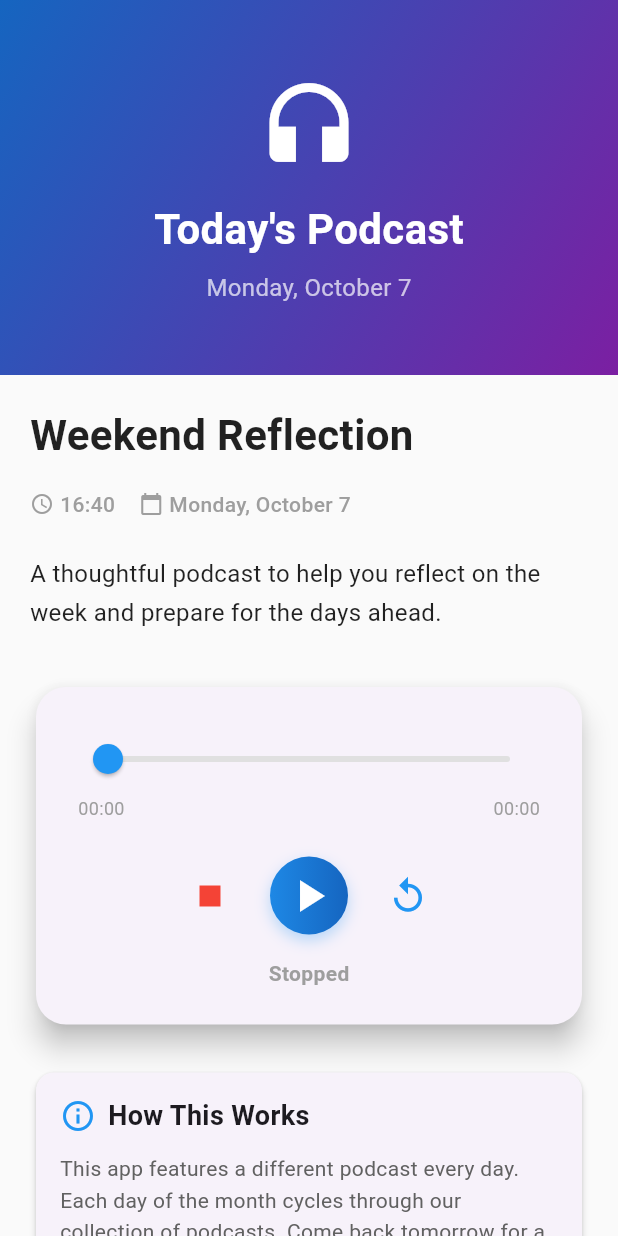
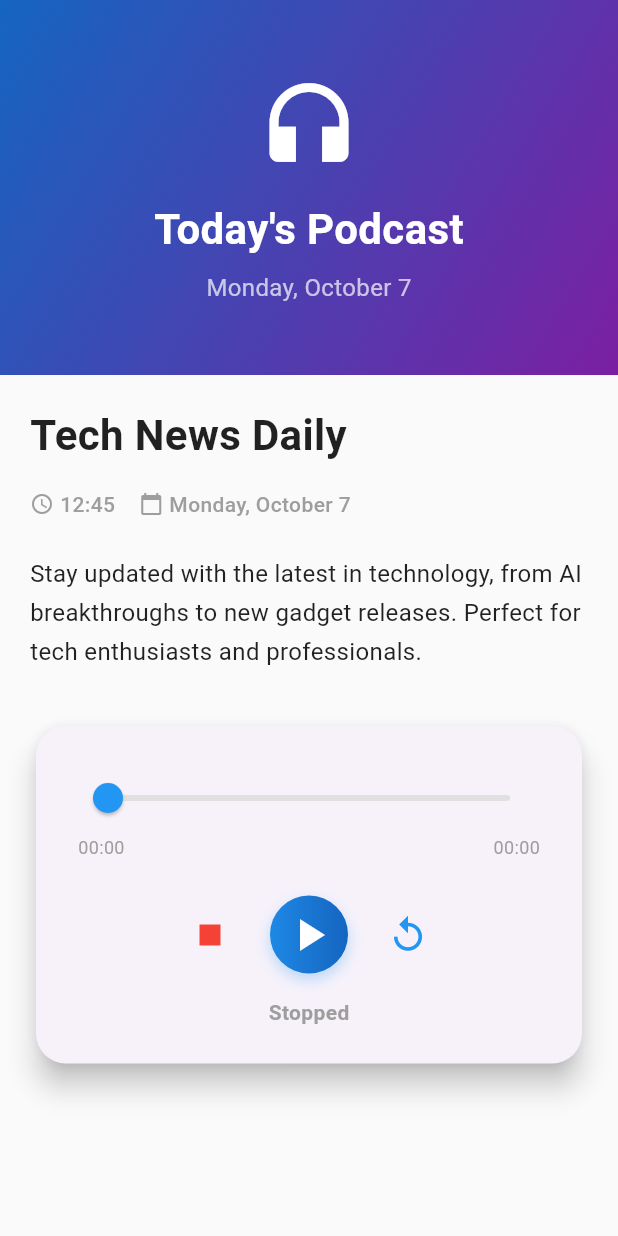
Before and after one commit to billee/podcasts_ofw, a Flutter app: the screen it shows after launch, after a tap on the "play arrow" icon, on a phone screen of 412 x 824 dp. Run offline on Flutter 3.47's test engine with Material 3 defaults, Android fonts, the phone set to English and light mode, and no system bars; our stand-ins replace audioplayers.

Commit message:
audio player is working now

```diff
--- a/lib/main.dart
+++ b/lib/main.dart
@@ -25,10 +25,11 @@ class DailyPodcastScreen extends StatefulWidget {
 }
 
 class _DailyPodcastScreenState extends State<DailyPodcastScreen> {
-  final AudioPlayer _audioPlayer = AudioPlayer();
+  AudioPlayer _audioPlayer = AudioPlayer();
   PlayerState _playerState = PlayerState.stopped;
   Duration _duration = Duration.zero;
   Duration _position = Duration.zero;
+  bool _isSeeking = false;
 
   // Podcast data - different podcast for each day
   final List<Map<String, String>> _podcasts = [
@@ -36,14 +37,15 @@ class _DailyPodcastScreenState extends State<DailyPodcastScreen> {
       'title': 'Morning Motivation',
       'description':
           'Start your day with positive energy and inspiration. This podcast will help you set the right tone for a productive day ahead with actionable tips and motivational stories.',
-      'audioPath': 'audio/morning_motivation.mp3',
+      'audioPath':
+          'audio/E1_Hindi_Lang_Padala_Ang_Mas_Malalim_na_Pagkilala_sa_OFW.m4a',
       'duration': '15:30',
     },
     {
       'title': 'Tech News Daily',
       'description':
           'Stay updated with the latest in technology, from AI breakthroughs to new gadget releases. Perfect for tech enthusiasts and professionals.',
-      'audioPath': 'audio/tech_news.mp3',
+      'audioPath': 'audio/E2_Mindfulness_Minute_Para_sa_OFW.m4a',
       'duration': '12:45',
     },
     {
@@ -57,29 +59,16 @@ class _DailyPodcastScreenState extends State<DailyPodcastScreen> {
       'title': 'Business Insights',
       'description':
           'Learn from successful entrepreneurs and business leaders. Get practical advice for growing your career or business.',
-      'audioPath': 'audio/business.mp3',
+      'audioPath': 'audio/E3_PD_442_Ang_Pundasyon_ng_OFW_Phenomenon.m4a',
       'duration': '18:20',
     },
     {
       'title': 'Health & Wellness',
       'description':
           'Evidence-based health tips and wellness strategies to help you live your best life.',
-      'audioPath': 'audio/health.mp3',
+      'audioPath':
+          'audio/E4_Ultimate_Gabay_OFW_Karapatan_sa_Kontrata,_Financial_Literacy.m4a',
       'duration': '14:50',
-    },
-    {
-      'title': 'Creative Writing',
-      'description':
-          'Spark your creativity with writing prompts and techniques from published authors.',
-      'audioPath': 'audio/writing.mp3',
-      'duration': '22:10',
-    },
-    {
-      'title': 'Weekend Reflection',
-      'description':
-          'A thoughtful podcast to help you reflect on the week and prepare for the days ahead.',
-      'audioPath': 'audio/weekend.mp3',
-      'duration': '16:40',
     },
   ];
 
@@ -98,9 +87,11 @@ class _DailyPodcastScreenState extends State<DailyPodcastScreen> {
 
   void _setupAudioPlayer() {
     _audioPlayer.onPlayerStateChanged.listen((state) {
+      if (!_isSeeking) {
         setState(() {
           _playerState = state;
         });
+      }
     });
 
     _audioPlayer.onDurationChanged.listen((duration) {
@@ -110,12 +101,15 @@ class _DailyPodcastScreenState extends State<DailyPodcastScreen> {
     });
 
     _audioPlayer.onPositionChanged.listen((position) {
+      if (!_isSeeking) {
         setState(() {
           _position = position;
         });
+      }
     });
 
     _audioPlayer.onPlayerComplete.listen((event) {
+      // When audio completes, reset everything
       setState(() {
         _playerState = PlayerState.stopped;
         _position = Duration.zero;
@@ -127,43 +121,67 @@ class _DailyPodcastScreenState extends State<DailyPodcastScreen> {
     try {
       if (_playerState == PlayerState.playing) {
         await _audioPlayer.pause();
+      } else if (_playerState == PlayerState.paused) {
+        await _audioPlayer.resume();
       } else {
-        if (_playerState == PlayerState.stopped) {
+        // For stopped or completed state, play from beginning
         await _audioPlayer.play(AssetSource(_todayPodcast['audioPath']!));
-        } else {
-          await _audioPlayer.resume();
-        }
       }
     } catch (e) {
       print('Error playing audio: $e');
-      // For demo purposes, we'll just continue since we don't have actual audio files yet
+      // Show a user-friendly error message
+      ScaffoldMessenger.of(context).showSnackBar(
+        SnackBar(
+          content: Text('Unable to play audio. Please try again.'),
+          backgroundColor: Colors.red,
+          duration: Duration(seconds: 2),
+        ),
+      );
+      // Reset state
       setState(() {
-        _playerState = PlayerState.playing;
-        _duration = Duration(minutes: 15, seconds: 30);
+        _playerState = PlayerState.stopped;
+        _position = Duration.zero;
       });
     }
   }
 
   Future<void> _stop() async {
+    try {
       await _audioPlayer.stop();
+    } catch (e) {
+      print('Error stopping audio: $e');
+    }
+    // Reset everything
     setState(() {
+      _playerState = PlayerState.stopped;
       _position = Duration.zero;
     });
   }
 
-  Future<void> _seek(Duration position) async {
-    await _audioPlayer.seek(position);
+  Future<void> _seek(double value) async {
+    if (_duration.inSeconds == 0) return;
+
+    final newPosition = _duration * value;
+    setState(() {
+      _isSeeking = true;
+      _position = newPosition;
+    });
+
+    try {
+      await _audioPlayer.seek(newPosition);
+    } catch (e) {
+      print('Error seeking: $e');
+    }
+
+    setState(() {
+      _isSeeking = false;
+    });
   }
 
   String _formatDuration(Duration duration) {
     String twoDigits(int n) => n.toString().padLeft(2, '0');
-    final hours = duration.inHours;
     final minutes = duration.inMinutes.remainder(60);
     final seconds = duration.inSeconds.remainder(60);
-
-    if (hours > 0) {
-      return '$hours:${twoDigits(minutes)}:${twoDigits(seconds)}';
-    }
     return '${twoDigits(minutes)}:${twoDigits(seconds)}';
   }
 
@@ -257,11 +275,6 @@ class _DailyPodcastScreenState extends State<DailyPodcastScreen> {
 
                   // Audio Player
                   _buildAudioPlayer(),
-
-                  SizedBox(height: 24),
-
-                  // Info Card
-                  _buildInfoCard(),
                 ],
               ),
             ),
@@ -298,11 +311,8 @@ class _DailyPodcastScreenState extends State<DailyPodcastScreen> {
           children: [
             // Progress bar
             Slider(
-              value: progress,
-              onChanged: (value) {
-                final newPosition = _duration * value;
-                _seek(newPosition);
-              },
+              value: progress.isNaN ? 0.0 : progress,
+              onChanged: _seek,
               activeColor: Colors.blue,
               inactiveColor: Colors.grey[300],
             ),
@@ -399,51 +409,6 @@ class _DailyPodcastScreenState extends State<DailyPodcastScreen> {
     );
   }
 
-  Widget _buildInfoCard() {
-    return Card(
-      elevation: 2,
-      child: Padding(
-        padding: const EdgeInsets.all(16.0),
-        child: Column(
-          crossAxisAlignment: CrossAxisAlignment.start,
-          children: [
-            Row(
-              children: [
-                Icon(Icons.info_outline, color: Colors.blue),
-                SizedBox(width: 8),
-                Text(
-                  'How This Works',
-                  style: TextStyle(
-                    fontSize: 18,
-                    fontWeight: FontWeight.bold,
-                  ),
-                ),
-              ],
-            ),
-            SizedBox(height: 12),
-            Text(
-              'This app features a different podcast every day. '
-              'Each day of the month cycles through our collection of podcasts. '
-              'Come back tomorrow for a brand new episode!',
-              style: TextStyle(
-                color: Colors.grey[700],
-                height: 1.5,
-              ),
-            ),
-            SizedBox(height: 8),
-            Text(
-              'Total podcasts in collection: ${_podcasts.length}',
-              style: TextStyle(
-                color: Colors.grey[600],
-                fontWeight: FontWeight.w500,
-              ),
-            ),
-          ],
-        ),
-      ),
-    );
-  }
-
   String _getFormattedDate() {
     final now = DateTime.now();
     final weekdays = [
```
Also changed, not shown: 4 other files. Lines whose indentation alone changed are shown as unchanged.
